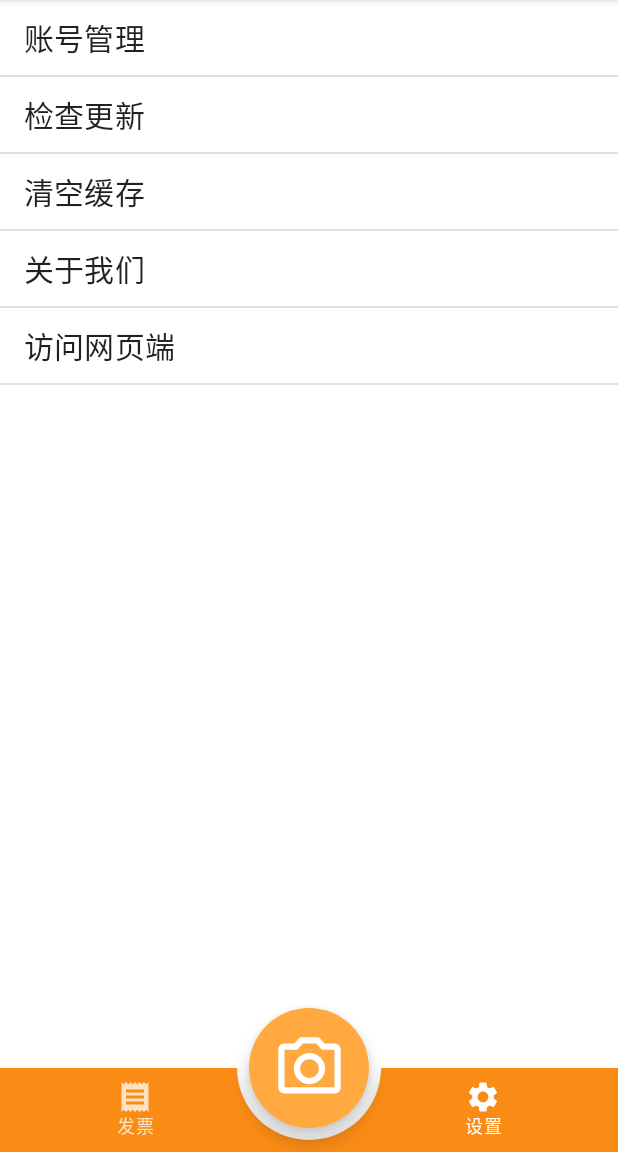
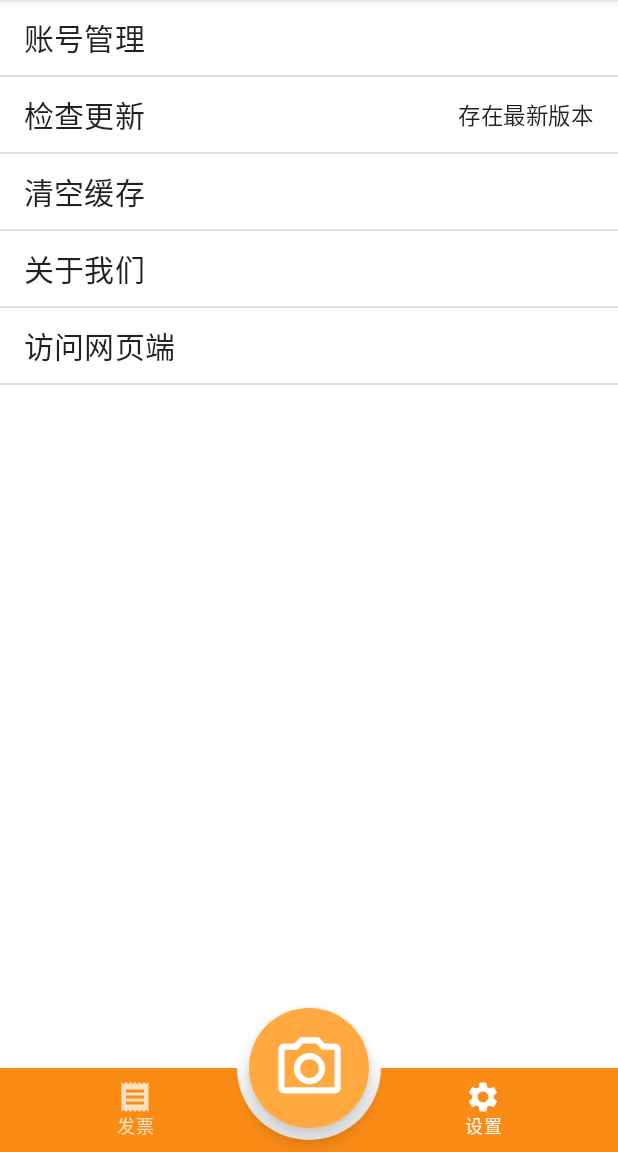
Before and after one commit to crepusculumx/TicketExtractionApp, an Android app built with Jetpack Compose: the screen it shows after launch (MainActivity), item 2 of the bottom bar chosen, on a phone screen of 412 x 824 dp, the part 84-1236 px from its top. Run offline under Robolectric (Android 15) with nearby library versions, the phone set to English and light mode, and no system bars; network calls fail; 1 statement that could not run was skipped.

Commit message:
Under developing

```diff
--- a/app/src/main/AndroidManifest.xml
+++ b/app/src/main/AndroidManifest.xml
@@ -31,7 +31,6 @@
             android:theme="@style/Theme.TicketExtraction.NoActionBar">
             <intent-filter>
                 <action android:name="android.intent.action.MAIN"/>
-
                 <category android:name="android.intent.category.LAUNCHER"/>
             </intent-filter>
         </activity>
--- a/app/src/main/java/com/bupt/ticketextraction/main/Camera.kt
+++ b/app/src/main/java/com/bupt/ticketextraction/main/Camera.kt
@@ -20,7 +20,7 @@ import androidx.core.content.ContextCompat
 import androidx.core.content.FileProvider
 import com.bupt.ticketextraction.network.ocr.extract
 import com.bupt.ticketextraction.receipt.addDescendingOrder
-import com.bupt.ticketextraction.receipt.dialogIsShow
+import com.bupt.ticketextraction.receipt.ocrDialogIsShow
 import com.bupt.ticketextraction.receipt.tickets
 import com.bupt.ticketextraction.utils.EXTERNAL_FILE_DIR
 import com.bupt.ticketextraction.utils.createFileIfNotExists
@@ -54,11 +54,11 @@ class Camera(private val fatherActivity: MainActivity) {
                     // 识别图片
                     val res = extract(curImageFile!!)
                     tickets.addDescendingOrder(res)
-                    dialogIsShow.value = false
+                    ocrDialogIsShow.value = false
                 }
             }
             // 弹出识别中窗口
-            dialogIsShow.value = true
+            ocrDialogIsShow.value = true
         } else {
             // 失败的话就删除图片文件
             curImageFile!!.delete()
--- a/app/src/main/java/com/bupt/ticketextraction/main/MainActivity.kt
+++ b/app/src/main/java/com/bupt/ticketextraction/main/MainActivity.kt
@@ -8,7 +8,9 @@
 
 package com.bupt.ticketextraction.main
 
+import android.app.DownloadManager
 import android.content.Intent
+import android.content.IntentFilter
 import android.os.Bundle
 import android.util.Log
 import androidx.activity.ComponentActivity
@@ -31,18 +33,17 @@ import androidx.navigation.compose.composable
 import androidx.navigation.compose.rememberNavController
 import com.bupt.ticketextraction.R
 import com.bupt.ticketextraction.email.EmailActivity
+import com.bupt.ticketextraction.network.DownloadReceiver
 import com.bupt.ticketextraction.network.getLatestVersionCode
 import com.bupt.ticketextraction.network.ocr.setAccessToken
 import com.bupt.ticketextraction.receipt.*
 import com.bupt.ticketextraction.settings.SettingsUI
+import com.bupt.ticketextraction.settings.isLatestVersion
 import com.bupt.ticketextraction.ui.compose.ActivityBody
 import com.bupt.ticketextraction.ui.compose.TopBarText
 import com.bupt.ticketextraction.ui.compose.changeTheme
 import com.bupt.ticketextraction.ui.compose.isInDarkTheme
-import com.bupt.ticketextraction.utils.CUR_VERSION_CODE
-import com.bupt.ticketextraction.utils.TICKET_DATA
-import com.bupt.ticketextraction.utils.createFileIfNotExists
-import com.bupt.ticketextraction.utils.initConst
+import com.bupt.ticketextraction.utils.*
 import kotlinx.coroutines.*
 import java.io.*
 
@@ -55,6 +56,8 @@ class MainActivity : ComponentActivity(), CoroutineScope by MainScope() {
      * 相机，用于拍照录视频
      */
     private val camera = Camera(this)
+
+    private val downloadReceiver = DownloadReceiver()
 
     /**
      * 从MainActivity跳转到EmailActivity
@@ -80,6 +83,8 @@ class MainActivity : ComponentActivity(), CoroutineScope by MainScope() {
         launch {
             checkUpdate()
         }
+        // 注册下载监听器
+        registerReceiver(downloadReceiver, IntentFilter(DownloadManager.ACTION_DOWNLOAD_COMPLETE))
         setContent {
             ActivityBody {
                 val navControllers = rememberNavController()
@@ -151,10 +156,14 @@ class MainActivity : ComponentActivity(), CoroutineScope by MainScope() {
     private suspend fun checkUpdate() {
         withContext(Dispatchers.IO) {
             val latest = getLatestVersionCode()
+            APK_PATH = "/apk/TicketExtraction$latest.apk"
+            // 根据结果赋值
+            isLatestVersion.value = latest == CUR_VERSION_CODE
             if (CUR_VERSION_CODE < latest) {
                 // TODO: 2022/1/27
                 Log.i("update", "$latest")
             }
+
         }
     }
 }
--- a/app/src/main/java/com/bupt/ticketextraction/receipt/Receipt.kt
+++ b/app/src/main/java/com/bupt/ticketextraction/receipt/Receipt.kt
@@ -47,7 +47,7 @@ val tickets = if (IS_DEBUG_VERSION) {
     )
 } else mutableStateListOf<CabTicket>()
 
-var dialogIsShow = mutableStateOf(false)
+var ocrDialogIsShow = mutableStateOf(false)
 
 /**
  * 降序添加元素
@@ -77,7 +77,7 @@ fun ReceiptUI(fatherActivity: MainActivity) {
             item { ReceiptListItem(it, fatherActivity) }
         }
     }
-    if (dialogIsShow.value) ProgressDialog("正在识别中...") { dialogIsShow.value = false }
+    if (ocrDialogIsShow.value) ProgressDialog("正在识别中...") { ocrDialogIsShow.value = false }
 }
 
 /**
--- a/app/src/main/java/com/bupt/ticketextraction/settings/LoginActivity.kt
+++ b/app/src/main/java/com/bupt/ticketextraction/settings/LoginActivity.kt
@@ -106,7 +106,6 @@ class LoginActivity : ComponentActivity(), CoroutineScope by MainScope() {
                                     .show()
                                 return@RoundedCornerButton
                             }
-                            // TODO: 2022/1/17 登录
                             launch {
                                 val deferred = async { return@async login(phoneNumber, password) }
                                 when (deferred.await()) {
--- a/app/src/main/java/com/bupt/ticketextraction/settings/RegisterActivity.kt
+++ b/app/src/main/java/com/bupt/ticketextraction/settings/RegisterActivity.kt
@@ -135,20 +135,16 @@ class RegisterActivity : TwoStepsActivity(), CoroutineScope by MainScope() {
                     when (deferred.await()) {
                         1 -> Toast.makeText(this@RegisterActivity, "注册成功", Toast.LENGTH_SHORT)
                             .show()
-
                         -1 -> Toast
                             .makeText(this@RegisterActivity, "手机号已存在！", Toast.LENGTH_SHORT)
                             .show()
-
                         -2 -> Toast.makeText(this@RegisterActivity, "未知错误", Toast.LENGTH_SHORT)
                             .show()
-
                         369 -> Toast.makeText(this@RegisterActivity, "网络连接失败！", Toast.LENGTH_SHORT)
                             .show()
                         // 不可达
                         else -> assert(false)
                     }
-                    dialogIsShow.value = false
                     delay(200)
                     finish()
                 }
--- a/app/src/main/java/com/bupt/ticketextraction/settings/Settings.kt
+++ b/app/src/main/java/com/bupt/ticketextraction/settings/Settings.kt
@@ -19,6 +19,7 @@ import androidx.compose.material.ExperimentalMaterialApi
 import androidx.compose.material.ListItem
 import androidx.compose.material.Text
 import androidx.compose.runtime.Composable
+import androidx.compose.runtime.mutableStateOf
 import androidx.compose.ui.Modifier
 import androidx.compose.ui.unit.dp
 import androidx.compose.ui.unit.sp
@@ -28,6 +29,8 @@ import com.bupt.ticketextraction.main.MainActivity
  * web端网址
  */
 private const val webAddress = "https://www.baidu.com"
+
+var isLatestVersion = mutableStateOf(true)
 
 /**
  * 从MainActivity跳转到LoginActivity
@@ -78,7 +81,8 @@ fun SettingsUI(fatherActivity: MainActivity) {
                 fatherActivity.jumpToLogin()
             }
         }
-        SettingsListItem("检查更新") {
+        val text = if (isLatestVersion.value) "已是最新版本" else "存在最新版本"
+        SettingsListItem("检查更新", { Text(text, fontSize = 15.sp) }) {
             // TODO: 2022/1/15
         }
         SettingsListItem("清空缓存") {
@@ -103,9 +107,9 @@ fun SettingsUI(fatherActivity: MainActivity) {
  * @param onClick 点击事件回调
  */
 @ExperimentalMaterialApi
-private fun LazyListScope.SettingsListItem(text: String, onClick: () -> Unit) {
+private fun LazyListScope.SettingsListItem(text: String, trailing: @Composable () -> Unit = {}, onClick: () -> Unit) {
     item {
-        ListItem(Modifier.clickable { onClick() }) {
+        ListItem(Modifier.clickable { onClick() }, trailing = { trailing() }) {
             Text(
                 text = text,
                 Modifier.padding(vertical = 10.dp),
--- a/app/src/main/java/com/bupt/ticketextraction/utils/Constants.kt
+++ b/app/src/main/java/com/bupt/ticketextraction/utils/Constants.kt
@@ -33,6 +33,11 @@ fun initConst(context: Context) {
 var EXTERNAL_FILE_DIR = ""
 
 /**
+ * APK存储路径
+ */
+var APK_PATH = ""
+
+/**
  * 存储票据信息
  */
 var TICKET_DATA = ""
```
Also changed, not shown: app/src/main/java/com/bupt/ticketextraction/email/EmailMainActivity.kt (+1 -9 lines), app/src/main/java/com/bupt/ticketextraction/network/DownloadReceiver.kt (added, +72 -0 lines), app/src/main/java/com/bupt/ticketextraction/network/HttpUtils.kt (+47 -0 lines), app/src/main/java/com/bupt/ticketextraction/settings/ChangePasswordActivity.kt (+37 -9 lines).
